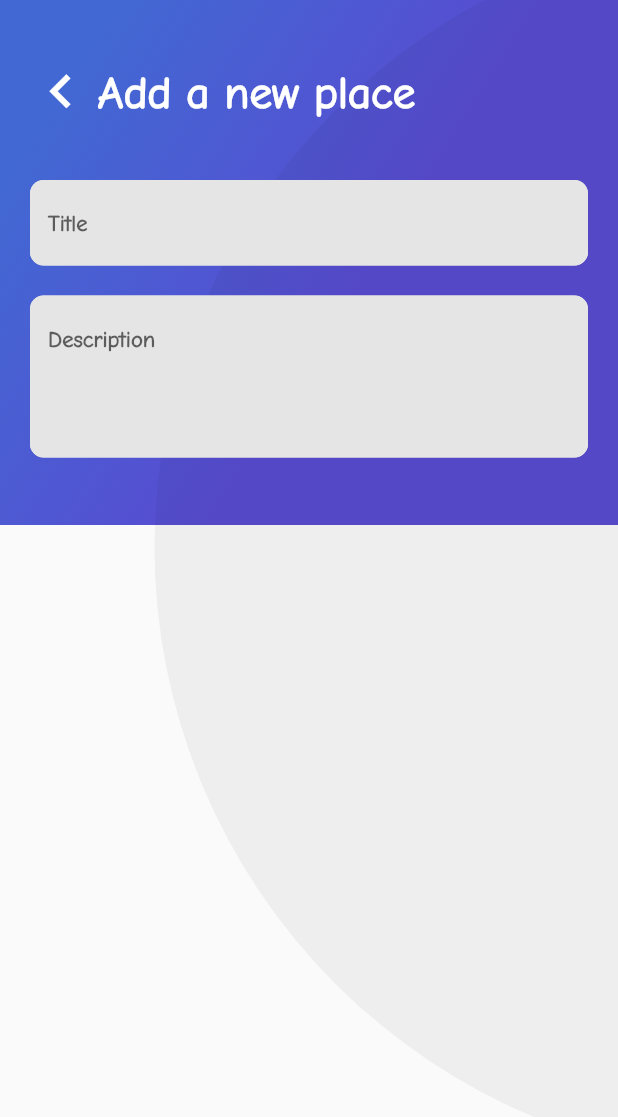
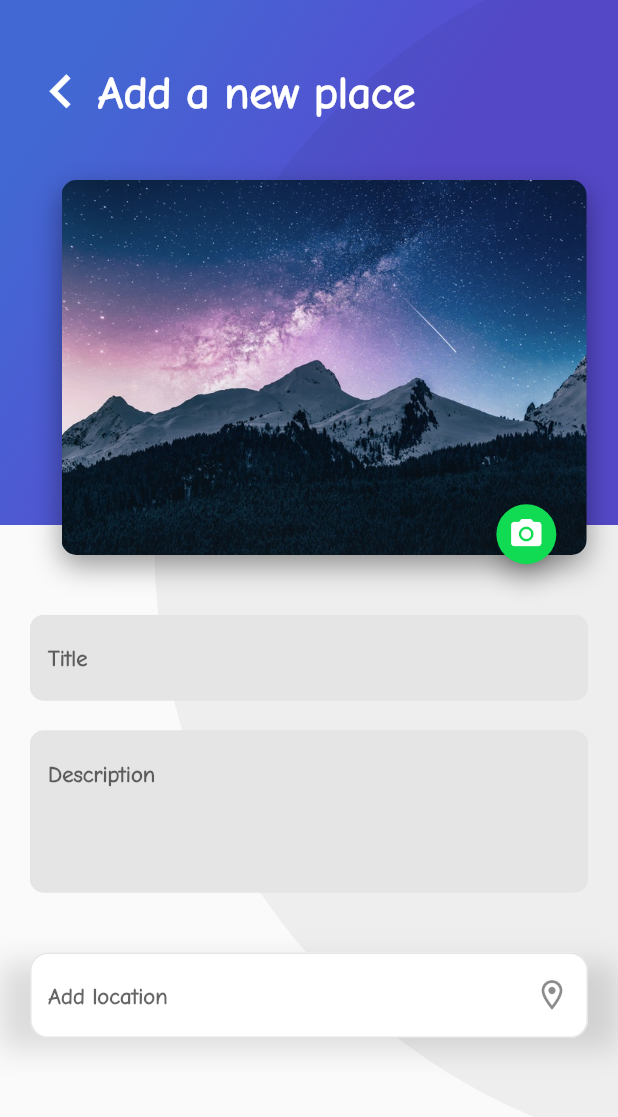
Before and after one commit to jarcasta/platzi-course, a Flutter app: the AddPlaceScreen screen opened directly, on a phone screen of 412 x 824 dp. Shown: the top 1117 px of the screen. Run offline on Flutter 3.47's test engine with Material 2 defaults, Android fonts, the phone set to English and light mode, and no system bars; our stand-ins replace cloud_firestore, firebase_auth, google_sign_in; missing offline and left inert: generic_bloc_provider; accounts and stored records are empty.

Commit message:
add placeholders for submit place

```diff
--- a/lib/Place/ui/screens/add_place_screen.dart
+++ b/lib/Place/ui/screens/add_place_screen.dart
@@ -1,6 +1,8 @@
 import 'dart:io';
 import 'package:flutter/material.dart';
+import 'package:platzi_trip_app/Place/ui/widgets/card_image.dart';
 import 'package:platzi_trip_app/Place/ui/widgets/gradient_back.dart';
+import 'package:platzi_trip_app/Place/ui/widgets/title_input_location.dart';
 import 'package:platzi_trip_app/Shared/ui/widgets/text_input.dart';
 import 'package:platzi_trip_app/Shared/ui/widgets/title_header.dart';
 
@@ -57,9 +59,17 @@ class _AddPlaceScreen extends State<AddPlaceScreen>{
               children: [
                 Container(
 
+                  alignment: Alignment.center,
+                  child: CardImageWithIcon(
+                    pathImage: 'assets/img/viewImg/mountain_stars.jpeg',//widget.image.path,
+                    icon: Icons.camera_alt,
+                    width: 350.0,
+                    height: 250.0,
+                    left: 20.0,
+                  ),
                 ),
                 Container(
-                  margin: EdgeInsets.only(bottom: 20.0),
+                  margin: EdgeInsets.only(bottom: 20.0, top:40.0),
                   child: TextInput(
                     hintText: 'Title',
                     inputType: null,
@@ -76,6 +86,13 @@ class _AddPlaceScreen extends State<AddPlaceScreen>{
                     controller: _controllerDescriptionPlace,
                   ),
                 ),
+                Container(
+                  margin: EdgeInsets.only(top: 20.0),
+                  child: TextInputLocation(
+                    hintText: 'Add location',
+                    icon: Icons.location_on_outlined
+                  ),
+                ),
               ],
             ),
           ),
--- a/lib/Place/ui/widgets/card_image.dart
+++ b/lib/Place/ui/widgets/card_image.dart
@@ -1,19 +1,32 @@
 import 'package:flutter/material.dart';
 import 'package:platzi_trip_app/Shared/ui/widgets/floating_action_button_green.dart';
 
-class CardImage extends StatelessWidget{
-  String pathImage = 'assets/img/viewImg/beach.jpeg';
+class CardImageWithIcon extends StatelessWidget{
 
-  CardImage(this.pathImage);
+  final String pathImage;
+  final double height;
+  final double width;
+  final VoidCallback onPressedIcon;
+  final IconData icon;
+  double left = 20.0;
+
+  CardImageWithIcon({
+    Key key,
+    @required this.pathImage,
+    @required this.height,
+    @required this.width,
+    @required this.icon,
+    @required this.onPressedIcon,
+    this.left
+  });
 
   @override
   Widget build(BuildContext context) {
     final card = Container(
-      height: 350.0,
-      width: 250.0,
+      height: height,
+      width: width,
       margin: EdgeInsets.only(
-        top: 80.0,
-        left: 20.0,
+        left: left,
       ),
       decoration: BoxDecoration(
         image: DecorationImage(
@@ -37,7 +50,10 @@ class CardImage extends StatelessWidget{
       alignment: Alignment(0.9, 1.1),
       children: <Widget>[
         card,
-        FloatingActionButtonGreen()
+        FloatingActionButtonGreen(
+          icon: icon,
+          onPressed: onPressedIcon,
+        )
       ],
     );
   }
--- /dev/null
+++ b/lib/Place/ui/widgets/title_input_location.dart
@@ -0,0 +1,56 @@
+import 'package:flutter/material.dart';
+
+class TextInputLocation extends StatelessWidget{
+
+  final String hintText;
+  final TextEditingController controller;
+  final IconData icon;
+
+  TextInputLocation({
+    Key key,
+    @required this.hintText,
+    @required this.controller,
+    @required this.icon
+  });
+
+  @override
+  Widget build(BuildContext context) {
+    return Container(
+      padding: EdgeInsets.only(left: 20.0, right: 20.0),
+      child: TextField(
+        controller: controller,
+        style: TextStyle(
+          fontSize: 15.0,
+          fontFamily: 'ComicNeue',
+          color: Colors.blueGrey,
+          fontWeight: FontWeight.bold,
+        ),
+        decoration: InputDecoration(
+          hintText: hintText,
+          suffixIcon: Icon(icon),
+          fillColor: Color(0xFFFFFFFF),
+          filled: true,
+          border: InputBorder.none,
+          enabledBorder: OutlineInputBorder(
+              borderSide: BorderSide(color: Color(0xFFe5e5e5)),
+              borderRadius: BorderRadius.all(Radius.circular(12.0))
+          ),
+          focusedBorder: OutlineInputBorder(
+              borderSide: BorderSide(color: Color(0xFFe5e5e5)),
+              borderRadius: BorderRadius.all(Radius.circular(12.0))
+          ),
+        ),
+      ),
+      decoration: BoxDecoration(
+        boxShadow: <BoxShadow>[
+          BoxShadow(
+            color: Colors.black12,
+            blurRadius: 15.0,
+            offset: Offset(0.0, 7.0)
+          )
+        ]
+      ),
+
+    );
+  }
+}
--- a/lib/Shared/ui/widgets/floating_action_button_green.dart
+++ b/lib/Shared/ui/widgets/floating_action_button_green.dart
@@ -1,6 +1,15 @@
 import 'package:flutter/material.dart';
 
 class FloatingActionButtonGreen extends StatefulWidget{
+  final IconData icon;
+  final VoidCallback onPressed;
+
+  FloatingActionButtonGreen({
+    Key key,
+    @required this.icon,
+    @required this.onPressed
+  });
+
   @override
   State<StatefulWidget> createState() {
     return _FloatingActionButtonGreen();
@@ -12,12 +21,6 @@ class _FloatingActionButtonGreen extends State<FloatingActionButtonGreen>{
 
   bool buttonPressed = false;
 
-  void onPressedFav(){
-    setState(() {
-      buttonPressed = !buttonPressed;
-    });
-  }
-
   @override
   Widget build(BuildContext context) {
     return FloatingActionButton(
@@ -25,10 +28,10 @@ class _FloatingActionButtonGreen extends State<FloatingActionButtonGreen>{
         mini: true,
         tooltip: 'Fav',
         child: Icon(
-          buttonPressed ? Icons.favorite : Icons.favorite_border ,
+          widget.icon ,
           color: Colors.white,
         ),
-        onPressed: onPressedFav,
+        onPressed: widget.onPressed,
       heroTag: null ,
     );
   }
```
Also changed, not shown: lib/Place/ui/widgets/card_image_list.dart (+46 -8 lines).
